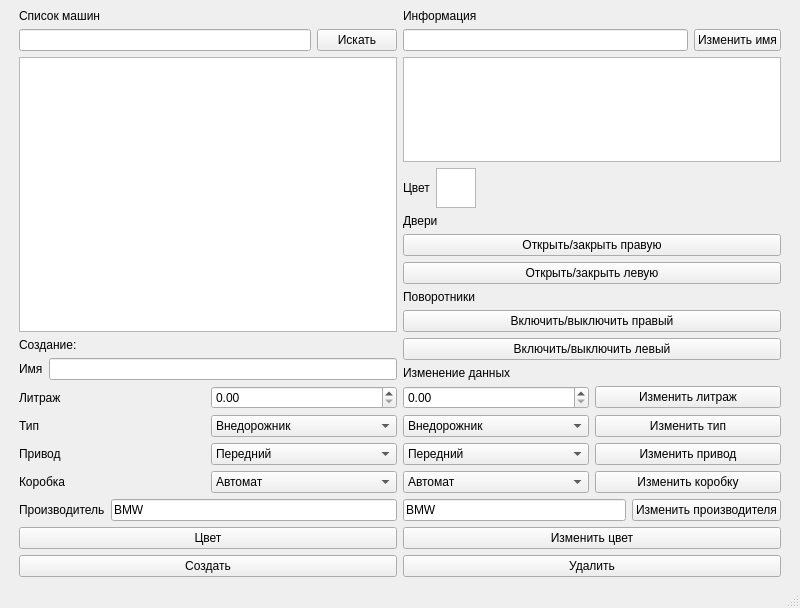
Old version of the form uis/main.ui in the repository Skublik-glek/projectCars.
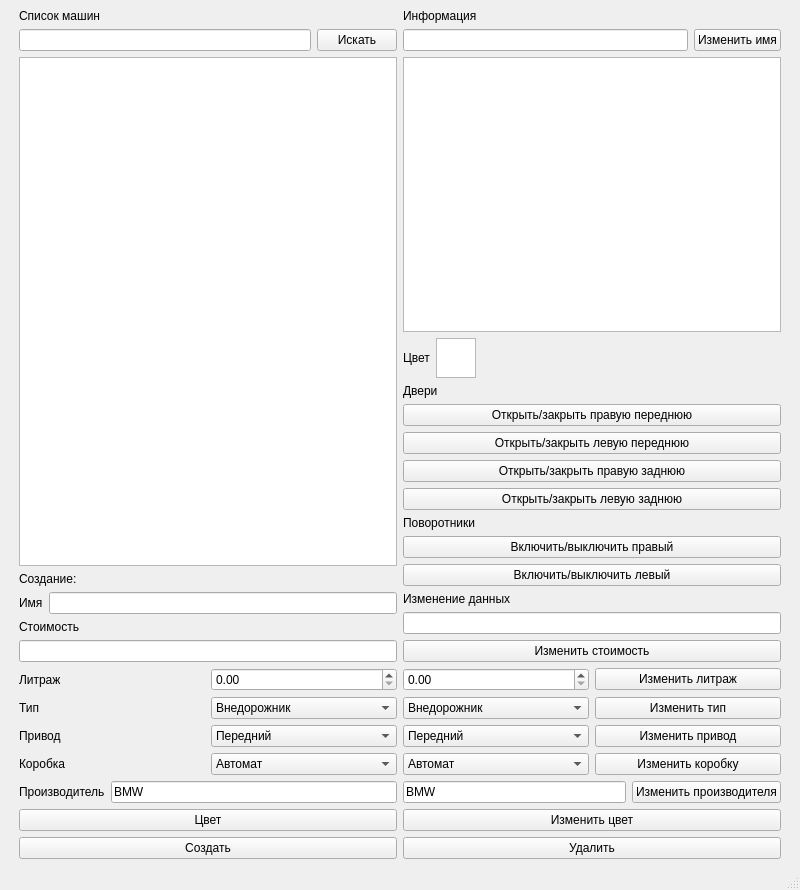
New version of the form.

What changed in the file:
```diff
--- a/uis/main.ui
+++ b/uis/main.ui
@@ -7,7 +7,7 @@
     <x>0</x>
     <y>0</y>
     <width>800</width>
-    <height>608</height>
+    <height>890</height>
    </rect>
   </property>
   <property name="windowTitle">
@@ -80,6 +80,16 @@
           </item>
          </layout>
         </item>
+        <item>
+         <widget class="QLabel" name="label_11">
+          <property name="text">
+           <string>Стоимость</string>
+          </property>
+         </widget>
+        </item>
+        <item>
+         <widget class="QLineEdit" name="money"/>
+        </item>
         <item>
          <layout class="QHBoxLayout" name="horizontalLayout_8">
           <item>
@@ -314,14 +324,28 @@
         <item>
          <widget class="QPushButton" name="moveRight">
           <property name="text">
-           <string>Открыть/закрыть правую</string>
+           <string>Открыть/закрыть правую переднюю</string>
           </property>
          </widget>
         </item>
         <item>
          <widget class="QPushButton" name="moveLeft">
           <property name="text">
-           <string>Открыть/закрыть левую</string>
+           <string>Открыть/закрыть левую переднюю</string>
+          </property>
+         </widget>
+        </item>
+        <item>
+         <widget class="QPushButton" name="moveRightBack">
+          <property name="text">
+           <string>Открыть/закрыть правую заднюю</string>
+          </property>
+         </widget>
+        </item>
+        <item>
+         <widget class="QPushButton" name="moveLeftBack">
+          <property name="text">
+           <string>Открыть/закрыть левую заднюю</string>
           </property>
          </widget>
         </item>
@@ -353,6 +377,16 @@
           </property>
          </widget>
         </item>
+        <item>
+         <widget class="QLineEdit" name="moneyEdit"/>
+        </item>
+        <item>
+         <widget class="QPushButton" name="moneyEditB">
+          <property name="text">
+           <string>Изменить стоимость</string>
+          </property>
+         </widget>
+        </item>
         <item>
          <layout class="QHBoxLayout" name="horizontalLayout_2">
           <item>
```
Left out of the diff: 6 changed lines with no effect on the pictures.
